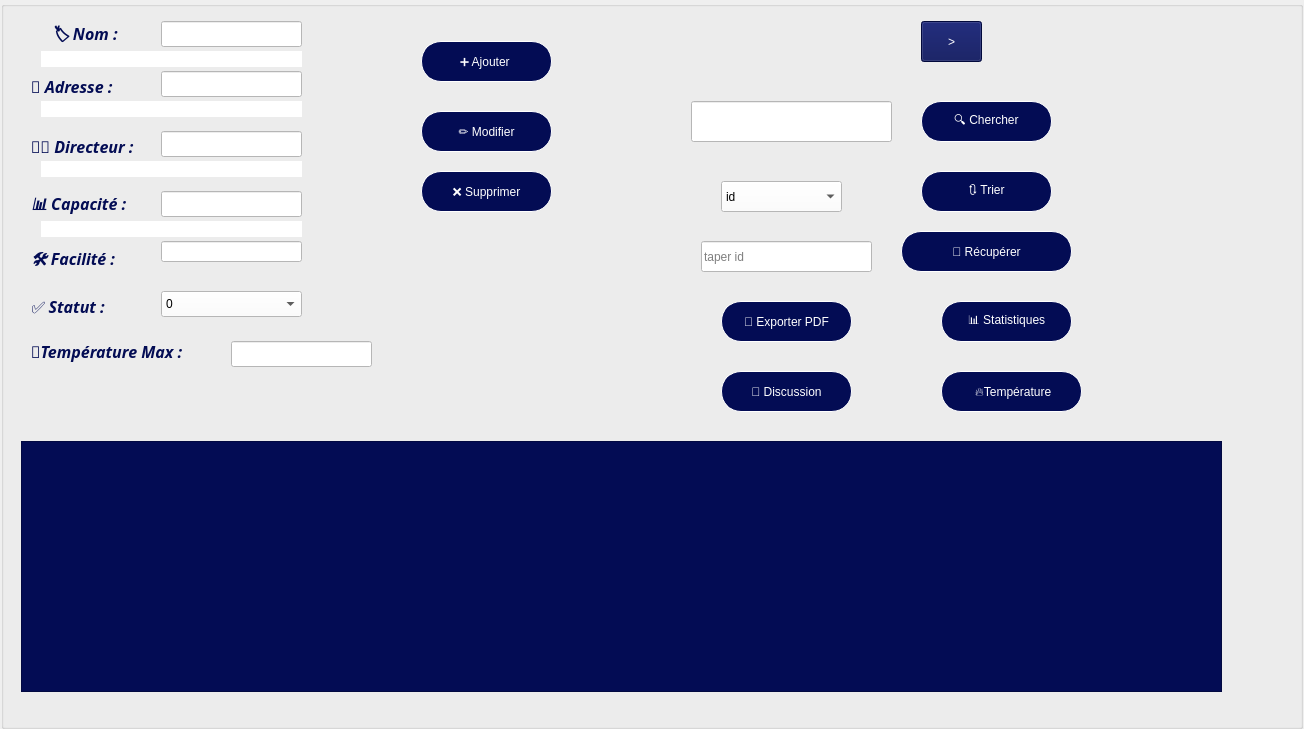
This is centre/centrewindow.ui in PCPP2425-esprit2A7/2a7-neuroxam as Qt 5 draws it before an edit. The edited form follows.
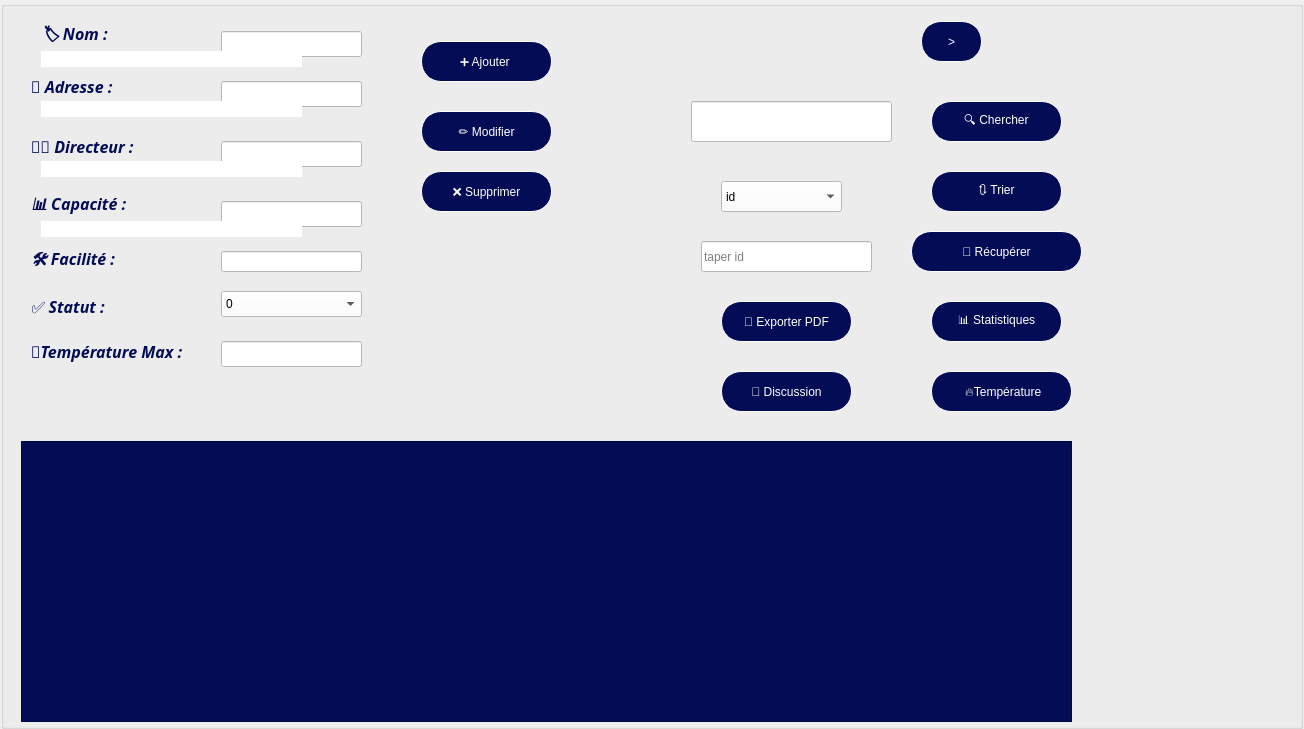
This is the edited form. Icons and pictures are not drawn.

```diff
--- a/centre/centrewindow.ui
+++ b/centre/centrewindow.ui
@@ -69,7 +69,7 @@
          <widget class="QPushButton" name="stat">
           <property name="geometry">
            <rect>
-            <x>940</x>
+            <x>930</x>
             <y>300</y>
             <width>131</width>
             <height>41</height>
@@ -106,7 +106,7 @@
          <widget class="QPushButton" name="recuperer">
           <property name="geometry">
            <rect>
-            <x>900</x>
+            <x>910</x>
             <y>230</y>
             <width>171</width>
             <height>41</height>
@@ -126,7 +126,7 @@
          <widget class="QPushButton" name="cherchebut">
           <property name="geometry">
            <rect>
-            <x>920</x>
+            <x>930</x>
             <y>100</y>
             <width>131</width>
             <height>41</height>
@@ -168,8 +168,8 @@
            <rect>
             <x>20</x>
             <y>440</y>
-            <width>1201</width>
-            <height>251</height>
+            <width>1051</width>
+            <height>281</height>
            </rect>
           </property>
           <property name="styleSheet">
@@ -229,8 +229,8 @@
           <widget class="QLineEdit" name="facilities_2">
            <property name="geometry">
             <rect>
-             <x>150</x>
-             <y>220</y>
+             <x>210</x>
+             <y>230</y>
              <width>141</width>
              <height>21</height>
             </rect>
@@ -244,8 +244,8 @@
           <widget class="QLineEdit" name="directeur_2">
            <property name="geometry">
             <rect>
-             <x>150</x>
-             <y>110</y>
+             <x>210</x>
+             <y>120</y>
              <width>141</width>
              <height>26</height>
             </rect>
@@ -338,7 +338,7 @@
           <widget class="QLabel" name="label_36">
            <property name="geometry">
             <rect>
-             <x>40</x>
+             <x>30</x>
              <y>0</y>
              <width>71</width>
              <height>31</height>
@@ -364,8 +364,8 @@
           <widget class="QLineEdit" name="capacite_2">
            <property name="geometry">
             <rect>
-             <x>150</x>
-             <y>170</y>
+             <x>210</x>
+             <y>180</y>
              <width>141</width>
              <height>26</height>
             </rect>
@@ -405,8 +405,8 @@
           <widget class="QLineEdit" name="adresse_2">
            <property name="geometry">
             <rect>
-             <x>150</x>
-             <y>50</y>
+             <x>210</x>
+             <y>60</y>
              <width>141</width>
              <height>26</height>
             </rect>
@@ -447,8 +447,8 @@
           <widget class="QLineEdit" name="nom_2">
            <property name="geometry">
             <rect>
-             <x>150</x>
-             <y>0</y>
+             <x>210</x>
+             <y>10</y>
              <width>141</width>
              <height>26</height>
             </rect>
@@ -462,7 +462,7 @@
           <widget class="QComboBox" name="status_2">
            <property name="geometry">
             <rect>
-             <x>150</x>
+             <x>210</x>
              <y>270</y>
              <width>141</width>
              <height>26</height>
@@ -624,7 +624,7 @@
           <widget class="QLineEdit" name="temp">
            <property name="geometry">
             <rect>
-             <x>220</x>
+             <x>210</x>
              <y>320</y>
              <width>141</width>
              <height>26</height>
@@ -648,9 +648,11 @@
            </rect>
           </property>
           <property name="styleSheet">
-           <string notr="true">background-color: #030c54;
+           <string notr="true">border:1px solid white;
+border-radius:20px;
+background-color:#030C54;
 color:white;
-</string>
+background-image: url(:/resources/background.png);</string>
           </property>
           <property name="text">
            <string>&gt;</string>
@@ -679,7 +681,7 @@
          <widget class="QPushButton" name="ard">
           <property name="geometry">
            <rect>
-            <x>940</x>
+            <x>930</x>
             <y>370</y>
             <width>141</width>
             <height>41</height>
@@ -699,7 +701,7 @@
          <widget class="QPushButton" name="tri">
           <property name="geometry">
            <rect>
-            <x>920</x>
+            <x>930</x>
             <y>170</y>
             <width>131</width>
             <height>41</height>
```
Left out of the diff: 4 changed lines with no effect on the pictures.
